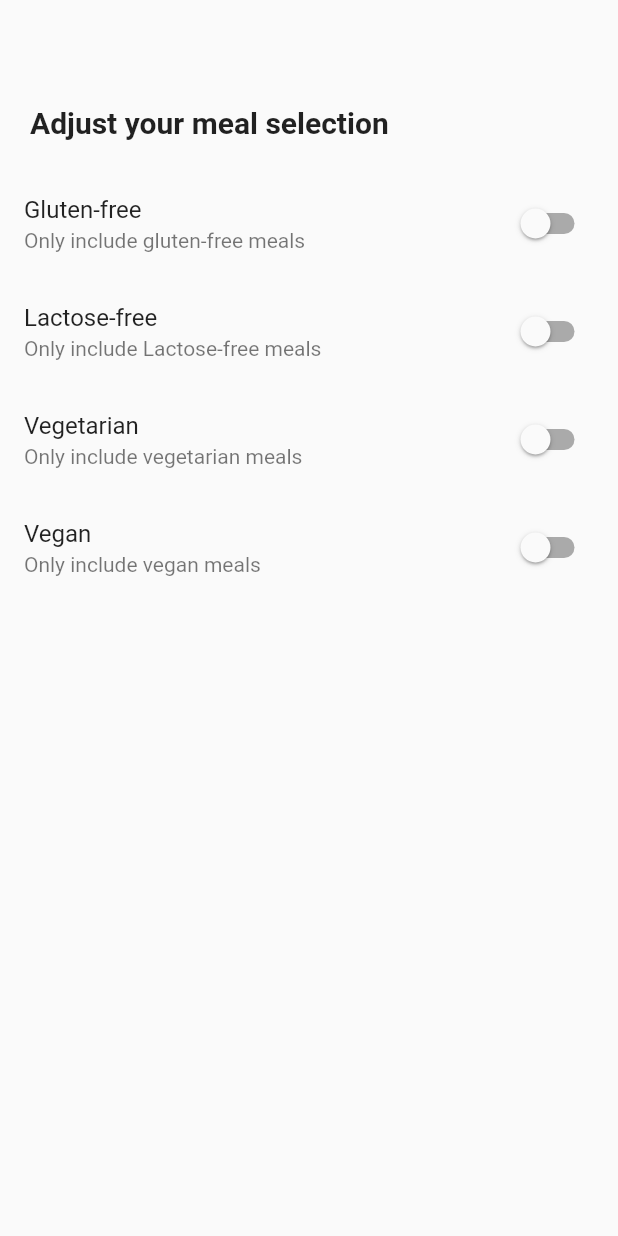
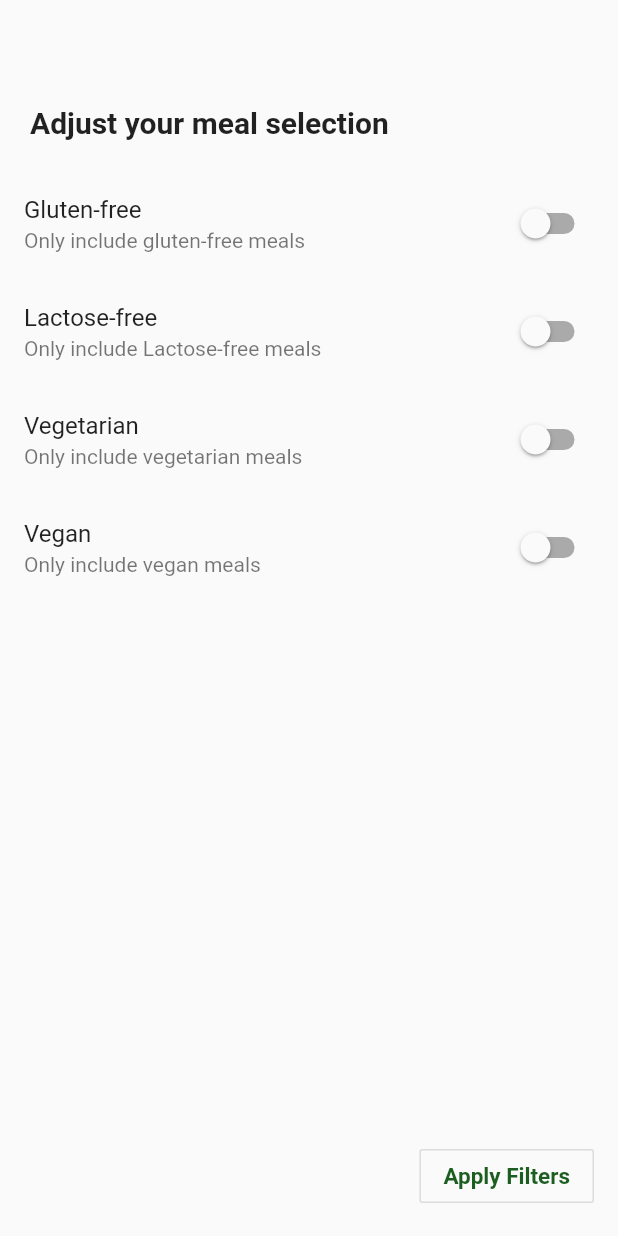
Before and after one commit to Medhatt12/hello_fresh, a Flutter app: the SettingsTab screen opened by its route, on a phone screen of 412 x 824 dp. Run offline on Flutter 3.47's test engine with Material 2 defaults, Android fonts, the phone set to English and light mode, and no system bars; our stand-ins replace auto_size_text, firebase_core, firebase_database; accounts and stored records are empty.

Commit message:
Data Provider through screens & settings tab

```diff
--- a/lib/main.dart
+++ b/lib/main.dart
@@ -1,6 +1,6 @@
 
 import 'package:flutter/material.dart';
-import 'package:hello_fresh/models/meal_model.dart';
+import '../models/meal_model.dart';
 import '../screens/meal_details.dart';
 import '../screens/tabs_screen.dart';
 import '../providers/all_boxes.dart';
@@ -12,6 +12,8 @@ import '../screens/notifications_tab.dart';
 import '../screens/settings_tab.dart';
 import 'package:firebase_core/firebase_core.dart';
 import 'package:provider/provider.dart';
+
+import 'models/user_model.dart';
 
 Future<void> main() async{
   WidgetsFlutterBinding.ensureInitialized();
@@ -28,6 +30,7 @@ class MyApp extends StatelessWidget {
         ChangeNotifierProvider(create: (ctx)=> Boxes()),
         ChangeNotifierProvider(create: (ctx)=>AllBoxes()),
         ChangeNotifierProvider(create: (ctx)=>Meal()),
+        ChangeNotifierProvider(create: (ctx) => User()),
       ],
           child: MaterialApp(
         debugShowCheckedModeBanner: false,
--- a/lib/models/meal_model.dart
+++ b/lib/models/meal_model.dart
@@ -7,6 +7,9 @@ class Meal with ChangeNotifier{
   final String mealDescription;
   final int calories;
   final bool isVegan;
+  final bool isGlutenFree;
+  final bool isLactoseFree;
+  final bool isVegetarian;
   //final List<Ingredient> mealIngredients;
   final List<String> mealIngredients;
   final String imageURL;
@@ -19,12 +22,15 @@ class Meal with ChangeNotifier{
       @required this.mealDescription,
       @required this.calories,
       @required this.isVegan,
+      @required this.isGlutenFree,
+      @required this.isLactoseFree,
+      @required this.isVegetarian,
       @required this.mealIngredients,
       @required this.imageURL,
       @required this.cookingTime,
       this.isChoosen = false});
 
-  void toggleFavoriteStatue(){
+  void toggleChoosenStatus(){
     isChoosen =!isChoosen;
     notifyListeners();
   }
--- a/lib/models/user_model.dart
+++ b/lib/models/user_model.dart
@@ -1,7 +1,7 @@
 import '../models/box_model.dart';
 import 'package:flutter/foundation.dart';
 
-class User {
+class User with ChangeNotifier{
   final String id;
   final String firstName;
   final String lastName;
@@ -12,10 +12,11 @@ class User {
       {@required this.id,
       @required this.firstName,
       @required this.lastName,
-      this.pendingOrders,
-      this.previousOrders});
+      @required this.pendingOrders,
+      @required this.previousOrders});
 
-  // void addToPendingOrders(BoxOfMeals box){
-  //   pendingOrders.add(box);
-  // }
+  void addToPendingOrders(BoxOfMeals box){
+    pendingOrders.add(box);
+    notifyListeners();
+  }
 }
--- a/lib/providers/boxes.dart
+++ b/lib/providers/boxes.dart
@@ -6,13 +6,48 @@ import './dummy_data.dart';
 
 class Boxes extends Data{
 
+  // int getDifference(int x) {
+  //   return x - 1;
+  // }
+
+  // void poulateDaysList() {
+  //   final DateTime today = DateTime.now();
+  //   int find = getDifference(today.weekday);
+  //   DateTime firstDay = today.subtract(Duration(days: find + 7));
+  //   var currentSelectedDate = firstDay;
+  //   var daysShown;
+  //       daysShown.add(firstDay);
+  //   for (int i = 1; i < 10; i++) {
+  //     DateTime temp = firstDay.add(Duration(days: i * 7));
+  //     daysShown.add(temp);
+  //   }
+  // }
+
   BoxOfMeals _weekOneBox =  BoxOfMeals(
-      id: 'b1', boxMeals: Data().items, deliveryTime: DateTime.now().subtract(Duration(days: 2)));
+      id: 'b1', boxMeals: Data().items, deliveryTime: DateTime.now().subtract(Duration(days: 3)));
 
   BoxOfMeals _weekTwoBox =  BoxOfMeals(
-      id: 'b2', boxMeals: Data().items2, deliveryTime: DateTime.now().add(Duration(days: 5)));
+      id: 'b2', boxMeals: Data().items2, deliveryTime: DateTime.now().add(Duration(days: 4)));
 
 
+
+  // void poulateDaysList() {
+  //   List<DateTime> week =[];
+  //   List<DateTime> mondays =[];
+  //   final DateTime today = DateTime.now();
+
+  //   for (int i = 0; i < 7; i++) {
+  //     DateTime temp = today.add(Duration(days:1));
+  //     week.add(temp);
+  //   }
+  //   DateTime monday =week.firstWhere((day) => day.weekday == DateTime.monday);
+  //   DateTime firstMonday = monday.subtract(Duration(days: 7));
+  //   mondays.add(firstMonday);
+  //   for(int x =1;x<10;x++){
+  //     DateTime temp = firstMonday.add(Duration(days: x*7));
+  //     mondays.add(temp);
+  //   }
+  // }
 
   DateTime findLastEditDate(DateTime deliveryTime){
     DateTime lastTimeToEdit = deliveryTime.subtract(const Duration(days: 4));
@@ -30,4 +65,8 @@ class Boxes extends Data{
     return _weekTwoBox;
   }
 
+  List<Meal> getboxmeals(BoxOfMeals c){
+    return c.boxMeals.toList();
+  }
+
 }
--- a/lib/providers/dummy_data.dart
+++ b/lib/providers/dummy_data.dart
@@ -7,6 +7,8 @@ class Data with ChangeNotifier {
     firstName: 'Mohamed',
     lastName: 'Medhat',
     id: 'U1',
+    pendingOrders: [],
+    previousOrders: []
   );
 
   List<Meal> _meals = [
@@ -15,6 +17,9 @@ class Data with ChangeNotifier {
       mealName: 'Chicken with Pesto Sauce',
       calories: 1000,
       isVegan: false,
+      isGlutenFree: false,
+      isLactoseFree: false,
+      isVegetarian: false,
       mealDescription:
           'Chicken breasts with pesto sauce served with white rice',
       mealIngredients: [
@@ -32,6 +37,10 @@ class Data with ChangeNotifier {
       mealName: 'Creamy white sauce shrimp pasta',
       calories: 1800,
       isVegan: false,
+
+      isGlutenFree: false,
+      isLactoseFree: false,
+      isVegetarian: false,
       mealDescription:
           'This easy shrimp alfredo pasta recipe is perfect for busy weeknights! A creamy white sauce, fettuccine noodles, parmesan cheese, and simple sautéed shrimp make a hearty and filling meal – and it’s lightened up with no heavy cream in sight!',
       mealIngredients: [
@@ -51,6 +60,10 @@ class Data with ChangeNotifier {
       mealName: 'Classic Cheeseburger',
       calories: 1750,
       isVegan: false,
+
+      isGlutenFree: false,
+      isLactoseFree: false,
+      isVegetarian: false,
       mealDescription:
           'The All-time classic cheeseburger',
       mealIngredients: [
@@ -66,6 +79,80 @@ class Data with ChangeNotifier {
       cookingTime: 40,
       isChoosen: false,
     ),
+    Meal(
+      id: 'm8',
+      mealName: 'Delicious Orange Mousse',
+      calories: 960,
+      isVegan: false,
+      isGlutenFree: true,
+      isLactoseFree: false,
+      isVegetarian: true,
+      mealDescription:
+          'This delicious orange recipe from Galton Blackiston crafts two exquisite desserts in one: orange mousse paired with orange sorbet.',
+      mealIngredients: [
+      '4 Sheets of Gelatine',
+      '150ml Orange Juice',
+      '80g Sugar',
+      '300g Yoghurt',
+      '200g Cream',
+      'Orange Peel',
+      ],
+      imageURL:
+          'https://cdn.pixabay.com/photo/2017/05/01/05/18/pastry-2274750_1280.jpg',
+      cookingTime: 240,
+      isChoosen: false,
+    ),
+    Meal(
+      id: 'm9',
+      mealName: 'Asparagus Salad with Cherry Tomatoes',
+      calories: 760,
+      isVegan: true,
+      isGlutenFree: true,
+      isLactoseFree: true,
+      isVegetarian: true,
+      mealDescription:
+          'Cherry tomatoes and asparagus combine in this salad to make the perfect summer supper',
+      mealIngredients: [
+      'White and Green Asparagus',
+      '30g Pine Nuts',
+      '300g Cherry Tomatoes',
+      'Salad',
+      'Salt, Pepper and Olive Oil'
+      ],
+      imageURL:
+          'https://cdn.pixabay.com/photo/2018/04/09/18/26/asparagus-3304997_1280.jpg',
+      cookingTime: 30,
+      isChoosen: false,
+    ),
+    Meal(
+      id: 'm10',
+      mealName: 'Chocolate Souffle',
+      calories: 760,
+      isVegan: false,
+      isGlutenFree: true,
+      isLactoseFree: false,
+      isVegetarian: true,
+      mealDescription:
+          'These visually impressive individual chocolate soufflés are perfect for your special someone. If you\'re serving more people, the recipe should scale up just fine.',
+      mealIngredients: [
+      '1 Teaspoon melted Butter',
+      '2 Tablespoons white Sugar',
+      '2 Ounces 70% dark Chocolate, broken into pieces',
+      '1 Tablespoon Butter',
+      '1 Tablespoon all-purpose Flour',
+      '4 1/3 tablespoons cold Milk',
+      '1 Pinch Salt',
+      '1 Pinch Cayenne Pepper',
+      '1 Large Egg Yolk',
+      '2 Large Egg Whites',
+      '1 Pinch Cream of Tartar',
+      '1 Tablespoon white Sugar',
+      ],
+      imageURL:
+          'https://cdn.pixabay.com/photo/2014/08/07/21/07/souffle-412785_1280.jpg',
+      cookingTime: 45,
+      isChoosen: false,
+    ),
   ];
 
   List<Meal> _meals2 = [
@@ -74,6 +161,10 @@ class Data with ChangeNotifier {
       mealName: 'Wiener Schnitzel',
       calories: 1300,
       isVegan: false,
+
+      isGlutenFree: false,
+      isLactoseFree: false,
+      isVegetarian: false,
       mealDescription:
           'Wiener Schnitzel  is a type of schnitzel made of a thin, breaded, pan-fried veal cutlet.',
       mealIngredients: [
@@ -93,6 +184,10 @@ class Data with ChangeNotifier {
       mealName: 'Spaghetti with Tomato Sauce',
       calories: 1000,
       isVegan: true,
+
+      isGlutenFree: false,
+      isLactoseFree: true,
+      isVegetarian: true,
       mealDescription:
           'Spaghetti Recipe with tomato sauce, garlic and Parmesan. It is quick and easy but tastes like a fancy Italian restaurant dinner.',
       mealIngredients: [
@@ -113,6 +208,9 @@ class Data with ChangeNotifier {
       mealName: 'Toast Hawaii',
       calories: 600,
       isVegan: false,
+      isGlutenFree: false,
+      isLactoseFree: false,
+      isVegetarian: false,
       mealDescription:
           'An open sandwich consisting of a slice of toast with ham and cheese, and a maraschino cherry in the middle of a pineapple slice, broiled, so that the cheese starts to melt.',
       mealIngredients: [
@@ -126,9 +224,86 @@ class Data with ChangeNotifier {
           'https://cdn.pixabay.com/photo/2018/07/11/21/51/toast-3532016_1280.jpg',
       cookingTime: 10,
       isChoosen: false,
+    ),
+    Meal(
+      id: 'm7',
+      mealName: 'Salad with Smoked Salmon',
+      calories: 800,
+      isVegan: false,
+      isGlutenFree: true,
+      isLactoseFree: true,
+      isVegetarian: true,
+      mealDescription:
+          'Asian Smoked Salmon Salad, Marinated Smoked Salmon Salad With Beetroot, Avocado and Green Apples.',
+      mealIngredients: [
+      'Arugula',
+      'Lamb\'s Lettuce',
+      'Parsley',
+      'Fennel',
+      '200g Smoked Salmon',
+      'Mustard',
+      'Balsamic Vinegar',
+      'Olive Oil',
+      'Salt and Pepper'
+      ],
+      imageURL:
+          'https://cdn.pixabay.com/photo/2016/10/25/13/29/smoked-salmon-salad-1768890_1280.jpg',
+      cookingTime: 15,
+      isChoosen: false,
+    ),
+    Meal(
+      id: 'm11',
+      mealName: 'Pancakes',
+      calories: 900,
+      isVegan: false,
+      isGlutenFree: true,
+      isLactoseFree: false,
+      isVegetarian: true,
+      mealDescription:
+          'A pancake is a flat cake, often thin and round, prepared from a starch-based batter that may contain eggs, milk and butter and cooked on a hot surface such as a griddle or frying pan, often frying with oil or butter.',
+      mealIngredients: [
+      '1 1/2 Cups all-purpose Flour',
+      '3 1/2 Teaspoons Baking Powder',
+      '1 Teaspoon Salt',
+      '1 Tablespoon White Sugar',
+      '1 1/4 cups Milk',
+      '1 Egg',
+      '3 Tablespoons Butter, melted',
+      ],
+      imageURL:
+          'https://cdn.pixabay.com/photo/2018/07/10/21/23/pancake-3529653_1280.jpg',
+      cookingTime: 20,
+      isChoosen: false,
+    ),
+    Meal(
+      id: 'm12',
+      mealName: 'Creamy Indian Chicken Curry',
+      calories: 1300,
+      isVegan: false,
+      isGlutenFree: true,
+      isLactoseFree: true,
+      isVegetarian: false,
+      mealDescription:
+          'Creamy Coconut Chicken Curry is an easy to make and healthy weeknight curry dinner recipe. It takes only 30 minutes to make and leftovers for lunch will put a big smile on your face. It\'s sugar-free, dairy-free, and delicious!',
+      mealIngredients: [
+      '4 Chicken Breasts',
+      '1 Onion',
+      '2 Cloves of Garlic',
+      '1 Piece of Ginger',
+      '4 Tablespoons Almonds',
+      '1 Teaspoon Cayenne Pepper',
+      '500ml Coconut Milk',
+      ],
+      imageURL:
+          'https://cdn.pixabay.com/photo/2018/06/18/16/05/indian-food-3482749_1280.jpg',
+      cookingTime: 35,
+      isChoosen: false,
     )
   ];
 
+  User get userData{
+    return _firstUser;
+  }
   List<Meal> get items {
     return [..._meals];
   }
--- a/lib/screens/meal_details.dart
+++ b/lib/screens/meal_details.dart
@@ -1,5 +1,6 @@
 import 'package:flutter/material.dart';
 import 'package:hello_fresh/models/meal_model.dart';
+import 'package:hello_fresh/providers/dummy_data.dart';
 import '../providers/all_boxes.dart';
 import 'package:provider/provider.dart';
 
@@ -35,14 +36,15 @@ class _MealDetailScreenState extends State<MealDetailScreen> {
   @override
   Widget build(BuildContext context) {
     final ids = ModalRoute.of(context).settings.arguments as List<String>;
-    final boxSelected =
-        Provider.of<AllBoxes>(context).findById(ids[0]);
+    final boxSelected = Provider.of<AllBoxes>(context).findById(ids[0]);
     final meal = boxSelected.mealGetter(ids[1]);
+    final data = Provider.of<Data>(context);
+    final user = data.getUser;
 
     return Scaffold(
       appBar: AppBar(title: Text('${meal.mealName}')),
-      body: ListView(
-        children: <Widget>[Column(children: <Widget>[
+      body: ListView(children: <Widget>[
+        Column(children: <Widget>[
           Container(
             height: 300,
             width: double.infinity,
@@ -66,19 +68,31 @@ class _MealDetailScreenState extends State<MealDetailScreen> {
             ),
           ),
           buildSectionTitle('Description', context),
-          buildContainer(Text(meal.mealDescription))
-        ]),]
-      ),
+          buildContainer(Text(meal.mealDescription)),
+          buildSectionTitle('Calories & Cooking Time', context),
+          Container(
+            decoration: BoxDecoration(
+                color: Colors.white,
+                border: Border.all(color: Colors.grey),
+                borderRadius: BorderRadius.circular(10)),
+            margin: EdgeInsets.all(10),
+            padding: EdgeInsets.all(10),
+            height: 60,
+            width: 300,
+            child: Text(
+                'Meal calories: ${meal.calories} Kcal \nMeal cooking time: ${meal.cookingTime} minutes'),
+          ),
+        ]),
+      ]),
       floatingActionButton: Consumer<Meal>(
         builder: (context, meal2, _) => FloatingActionButton(
-          child: Icon(meal.isChoosen ?
-          Icons.delete : Icons.add),
+          child: Icon(meal.isChoosen ? Icons.delete : Icons.add),
           onPressed: () {
-            print(meal.isChoosen);
+            //print(meal.isChoosen);
             setState(() {
-               meal.toggleFavoriteStatue();
+              meal.toggleChoosenStatus();
+              user.addToPendingOrders(boxSelected);
             });
-
           },
         ),
       ),
--- a/lib/screens/mymenu_tab.dart
+++ b/lib/screens/mymenu_tab.dart
@@ -170,10 +170,10 @@ class _MyMenuTabState extends State<MyMenuTab> {
     final allboxesData1 = Provider.of<AllBoxes>(context);
     //final boxMeals = Provider.of<BoxOfMeals>(context);
 
-    if (once == false) {
-      poulateDaysList();
-      once = true;
-    }
+    // if (once == false) {
+    //   poulateDaysList();
+    //   once = true;
+    // }
     final mediaQuery = (MediaQuery.of(context).size.height -
         MediaQuery.of(context).padding.bottom -
         MediaQuery.of(context).padding.top);
@@ -213,9 +213,9 @@ class _MyMenuTabState extends State<MyMenuTab> {
                           margin: EdgeInsets.only(
                               top: 0.0, bottom: 14, right: 12, left: 12),
                           decoration: BoxDecoration(
-                              color: Colors.green[900],
+                              color: Colors.green,
                               borderRadius: BorderRadius.circular(10),
-                              border: Border.all(color: Colors.green[900])),
+                              border: Border.all(color: Colors.green)),
                           child:
                               Stack(alignment: Alignment.topCenter, children: <
                                   Widget>[
@@ -326,7 +326,7 @@ class _MyMenuTabState extends State<MyMenuTab> {
                               height: 50,
                               margin: EdgeInsets.only(top: 300.0),
                               decoration: BoxDecoration(
-                                  color: Colors.green[900],
+                                  color: Colors.green,
                                   borderRadius: BorderRadius.only(
                                     bottomLeft: Radius.circular(10),
                                     bottomRight: Radius.circular(10),
--- a/lib/screens/settings_tab.dart
+++ b/lib/screens/settings_tab.dart
@@ -63,6 +63,22 @@ class _SettingsTabState extends State<SettingsTab> {
               )
 
 
-    ));
+    ),
+    floatingActionButton:
+    OutlineButton(
+      child: Text(
+                            'Apply Filters',
+                            style: TextStyle(
+                                fontSize: 15,
+                                fontWeight: FontWeight.bold,
+                                color: Colors.green[900]),
+                          ),
+      onPressed: (){
+        setState(() {
+
+        });
+      }
+      )
+    );
   }
 }
--- a/lib/screens/tabs_screen.dart
+++ b/lib/screens/tabs_screen.dart
@@ -66,7 +66,7 @@ class _TabsScreenState extends State<TabsScreen> {
           currentIndex: currentTabIndex,
           unselectedItemColor: Colors.grey,
           unselectedLabelStyle: TextStyle(color: Colors.grey),
-          selectedItemColor: Colors.green[800],
+          selectedItemColor: Colors.green,
           onTap: onTapped,
         ),
       ),
--- a/lib/widgets/build_box_item.dart
+++ b/lib/widgets/build_box_item.dart
@@ -1,5 +1,6 @@
 import 'package:auto_size_text/auto_size_text.dart';
 import 'package:flutter/material.dart';
+import '../providers/dummy_data.dart';
 import '../providers/all_boxes.dart';
 import '../providers/boxes.dart';
 import '../widgets/build_welcoming_widget.dart';
@@ -21,13 +22,15 @@ class BuildBoxItem extends StatelessWidget {
       final boxesData = Provider.of<Boxes>(context);
       //final functionGetter = boxesData.getChosenMeals(weekMeals);
       final allboxesData1 = Provider.of<AllBoxes>(context);
+      final boxData = Provider.of<Data>(context);
+      final user = boxData.userData;
 
     return Container(
         height: (mediaQuery - 100),
         child: ListView.builder(
           shrinkWrap: true,
           scrollDirection: Axis.vertical,
-          itemCount: allboxesData1.allBoxesData.length+1,
+          itemCount: user.pendingOrders.length!= 0? user.pendingOrders.length+1:1,
           itemBuilder: (BuildContext context, int index) {
             if (index == 0) {
               return BuildWelcomingWidget(context: context, mediaQuery: mediaQuery);
@@ -55,12 +58,12 @@ class BuildBoxItem extends StatelessWidget {
                             children: <Widget>[
                               SizedBox(height: 2),
                               Text(
-                                DateFormat('EEE.').format(allboxesData1.allBoxesData[index].deliveryTime),
+                                DateFormat('EEE.').format(user.pendingOrders[index].deliveryTime),
                                 textAlign: TextAlign.center,
                                 style: TextStyle(color: Colors.green[900]),
                               ),
                               Text(
-                                DateFormat('dd').format(allboxesData1.allBoxesData[index].deliveryTime),
+                                DateFormat('dd').format(user.pendingOrders[index].deliveryTime),
                                 textAlign: TextAlign.center,
                                 style: TextStyle(
                                     fontSize: 30,
@@ -68,7 +71,7 @@ class BuildBoxItem extends StatelessWidget {
                                     color: Colors.green[900]),
                               ),
                               Text(
-                                DateFormat('MMM').format(allboxesData1.allBoxesData[index].deliveryTime),
+                                DateFormat('MMM').format(user.pendingOrders[index].deliveryTime),
                                 textAlign: TextAlign.center,
                                 style: TextStyle(color: Colors.green[900]),
                               ),
@@ -99,10 +102,10 @@ class BuildBoxItem extends StatelessWidget {
                             Text(
                                 'Edit meals untill ' +
                                     DateFormat('dd')
-                                        .format(boxesData.findLastEditDate(allboxesData1.allBoxesData[index].deliveryTime)) +
+                                        .format(boxesData.findLastEditDate(user.pendingOrders[index].deliveryTime)) +
                                     ' ' +
                                     DateFormat('MMMM')
-                                        .format(boxesData.findLastEditDate(allboxesData1.allBoxesData[index].deliveryTime)),
+                                        .format(boxesData.findLastEditDate(user.pendingOrders[index].deliveryTime)),
                                 style: TextStyle(color: Colors.green[900])
                                 ),
                           ],
@@ -130,7 +133,7 @@ class BuildBoxItem extends StatelessWidget {
                   height: 180,
                   child: ListView.builder(
                       scrollDirection: Axis.horizontal,
-                      itemCount: boxesData.getChosenMeals(allboxesData1.allBoxesData[index]).length,
+                      itemCount: boxesData.getChosenMeals(user.pendingOrders[index]).length,
                       itemBuilder: (BuildContext context, int index2) {
                         return Container(
                             decoration: BoxDecoration(
@@ -148,7 +151,7 @@ class BuildBoxItem extends StatelessWidget {
                               ClipRRect(
                                 borderRadius: BorderRadius.circular(10.0),
                                 child: Image.network(
-                                  boxesData.getChosenMeals(allboxesData1.allBoxesData[index])[index2].imageURL,
+                                  boxesData.getChosenMeals(user.pendingOrders[index])[index2].imageURL,
                                   height: 280.0,
                                   width: 180.0,
 
@@ -165,7 +168,7 @@ class BuildBoxItem extends StatelessWidget {
                                         height: 28,
                                         //color: Colors.red,
                                         child: AutoSizeText(
-                                          boxesData.getChosenMeals(allboxesData1.allBoxesData[index])[index2].mealName,
+                                          boxesData.getChosenMeals(user.pendingOrders[index])[index2].mealName,
                                           style: TextStyle(
                                               color: Colors.white,
                                               fontWeight: FontWeight.bold),
```
